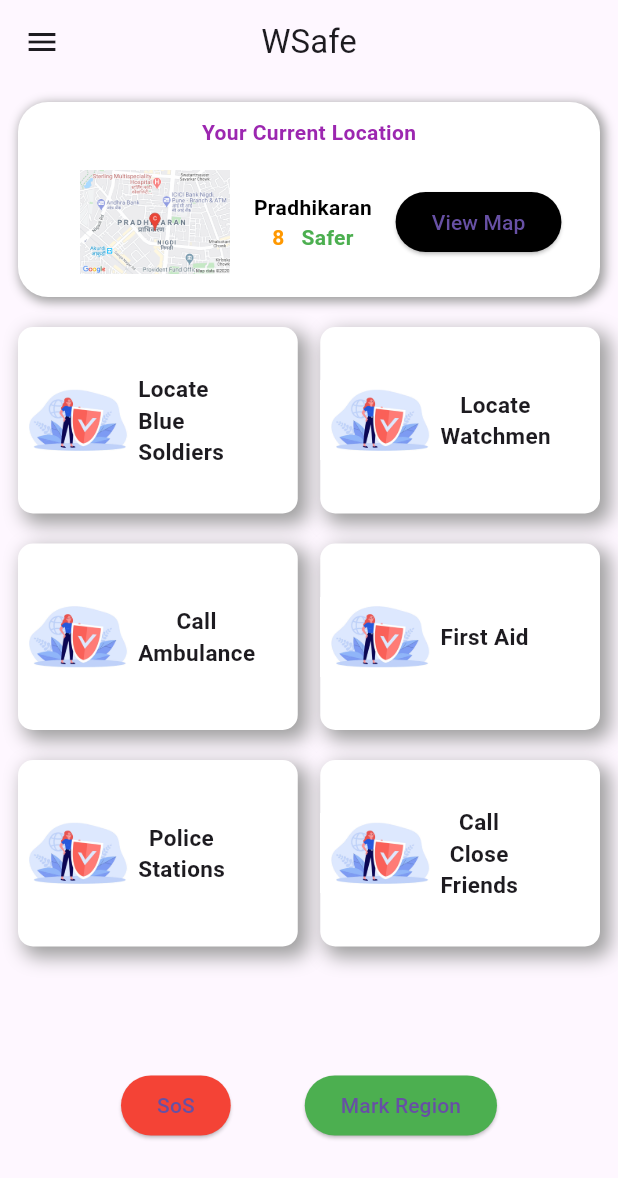
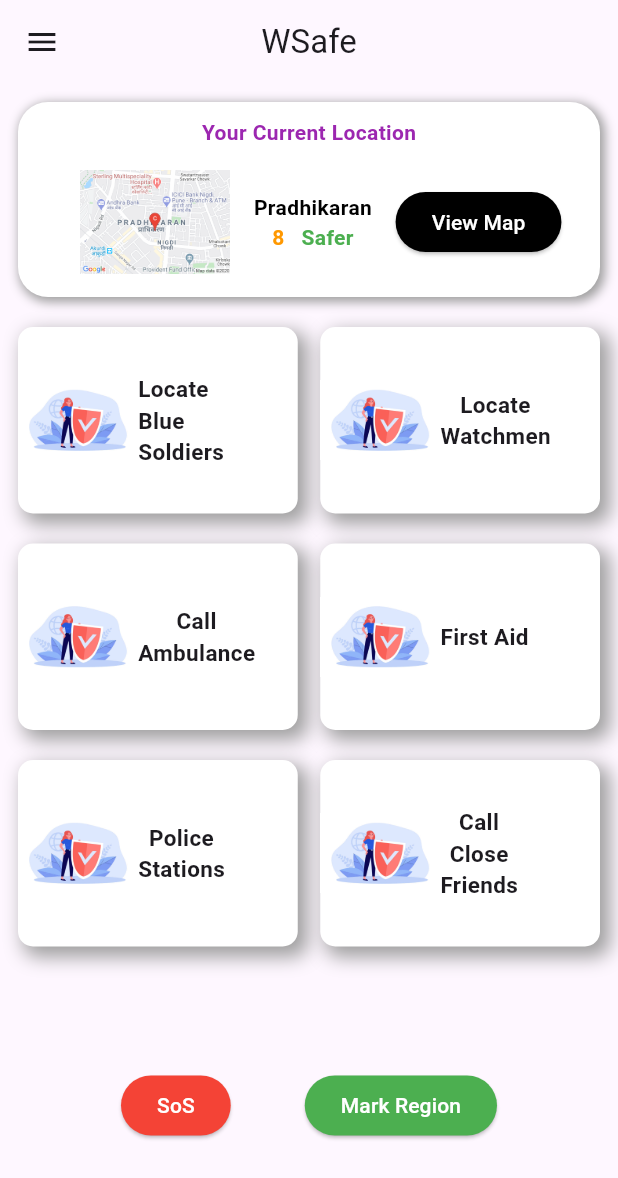
Before and after one commit to Sarthak-kshirsagar/Empowering-Women-Safety, a Flutter app: the HomePage screen opened directly, on a phone screen of 412 x 824 dp. Shown: the top 1178 px of the screen. Run offline on Flutter 3.47's test engine with Material 3 defaults, Android fonts, the phone set to English and light mode, and no system bars; our stand-ins replace cloud_firestore, device_info, firebase_auth, firebase_core, fluttertoast, geolocator and 1 more; missing offline and left inert: mobile_number, simnumber; accounts and stored records are empty.

Commit message:
Changed the ui of landing page

```diff
--- a/lib/pages/homePage.dart
+++ b/lib/pages/homePage.dart
@@ -430,7 +430,9 @@ class _HomePageState extends State<HomePage> {
                       },
                       child: ElevatedButton(
                         style: ElevatedButton.styleFrom(
-                            backgroundColor: Colors.red),
+                          foregroundColor: Colors.white,
+                            backgroundColor: Colors.red)
+                        ,
                         onPressed: () {
                           Navigator.of(context).push(MaterialPageRoute(
                               builder: (context) => getLocationUser()));
@@ -440,7 +442,7 @@ class _HomePageState extends State<HomePage> {
                   InkWell(
                       child: ElevatedButton(
                     style:
-                        ElevatedButton.styleFrom(backgroundColor: Colors.green),
+                        ElevatedButton.styleFrom(foregroundColor: Colors.white,backgroundColor: Colors.green),
                     onPressed: () {},
                     child: Text("Mark Region"),
                   ))
@@ -536,6 +538,7 @@ class _currentLocationState extends State<currentLocation> {
                     ElevatedButton(
                         style: ElevatedButton.styleFrom(
                           backgroundColor: Colors.black,
+                          foregroundColor: Colors.white
                         ),
                         onPressed: () {},
                         child: Text("View Map")),
```
